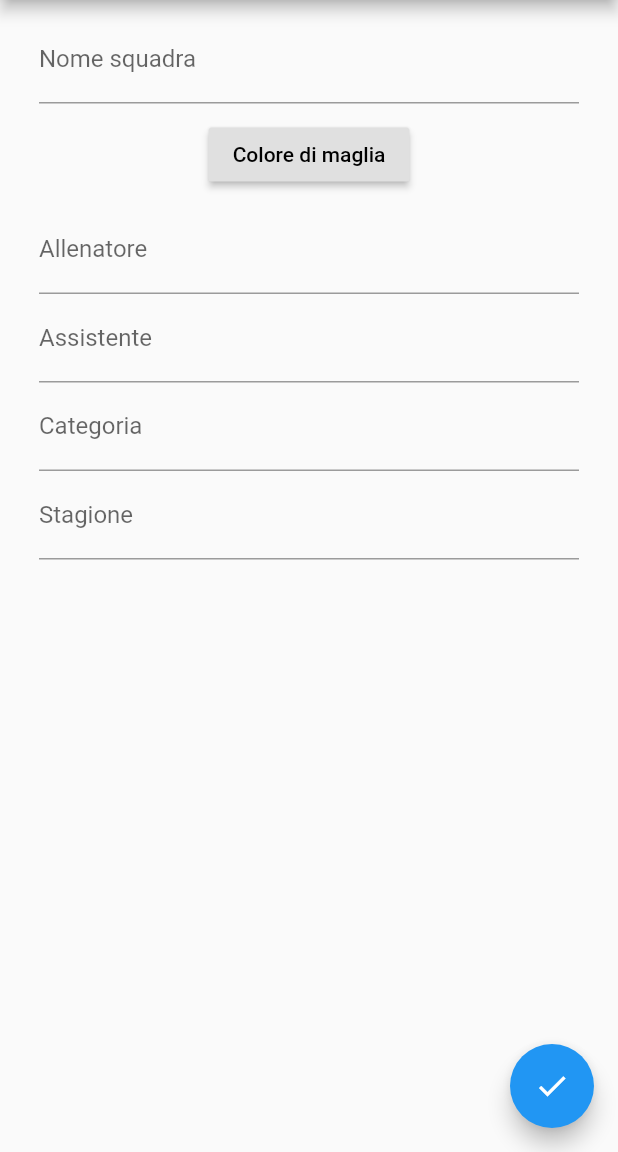
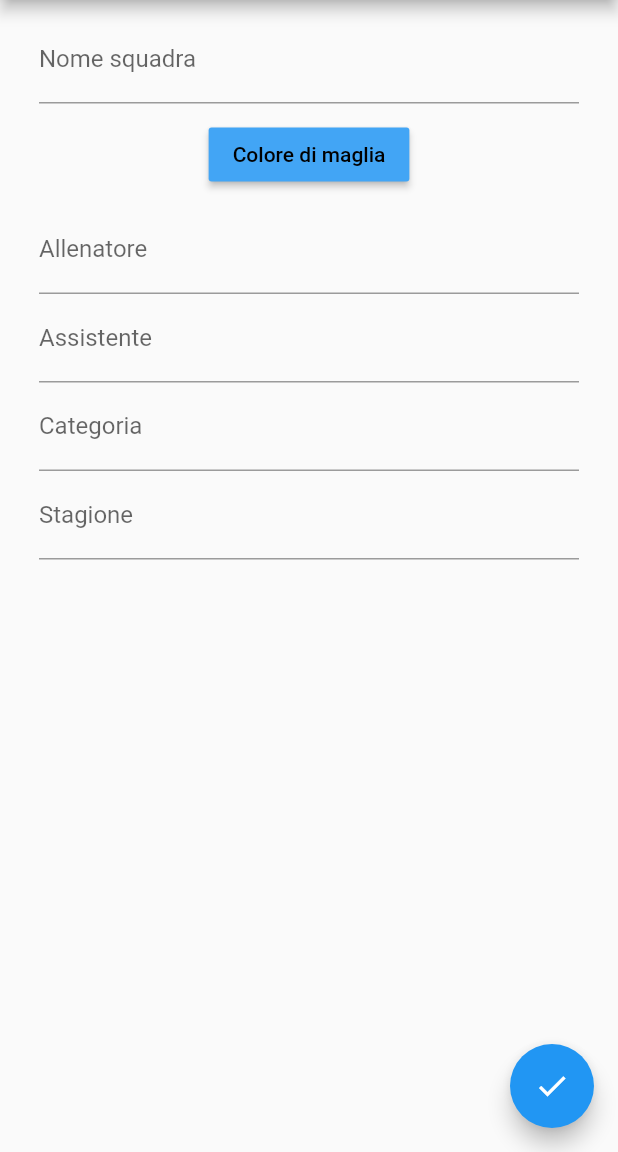
Before and after one commit to TeoSocs/setnote_flutter, a Flutter app: the ManageTeam screen opened by its route, on a phone screen of 412 x 824 dp, the part 84-1236 px from its top. Run offline on Flutter 3.47's test engine with Material 2 defaults, Android fonts, the phone set to English and light mode, and no system bars; our stand-ins replace firebase_analytics, firebase_auth, firebase_database, google_sign_in; accounts and stored records are empty.

Commit message:
minor fix pulsante colore
Signed-off-by: Matteo Sovilla <teo.sovi@gmail.com>

```diff
--- a/lib/manage_team.dart
+++ b/lib/manage_team.dart
@@ -22,7 +22,8 @@ class ManageTeamState extends State<ManageTeam> {
   @override
   Widget build(BuildContext context) {
     if (_coloreMaglia == null) {
-      _coloreMaglia = Theme.of(context).buttonColor;
+      _coloreMaglia = Colors.blue[400];
+      model.coloreMaglia = Colors.blue[400];
     }
     return new Scaffold(
       appBar: new AppBar(title: new Text(model.title)),
--- a/lib/team_page.dart
+++ b/lib/team_page.dart
@@ -63,7 +63,7 @@ class _TeamPageState extends State<TeamPage> {
     if ((snapshot.value['colore_maglia'] != null) && (snapshot.value['colore_maglia'] != 'null')) {
       coloreMaglia = new Color(int.parse(snapshot.value['colore_maglia'].substring(8,16), radix: 16));
     } else {
-      coloreMaglia = Colors.green[400];
+      coloreMaglia = Colors.blue[400];
     }
     return new Card(
         child: new FlatButton(
```
Also changed, not shown: lib/constants.dart (line endings or trailing spaces).
